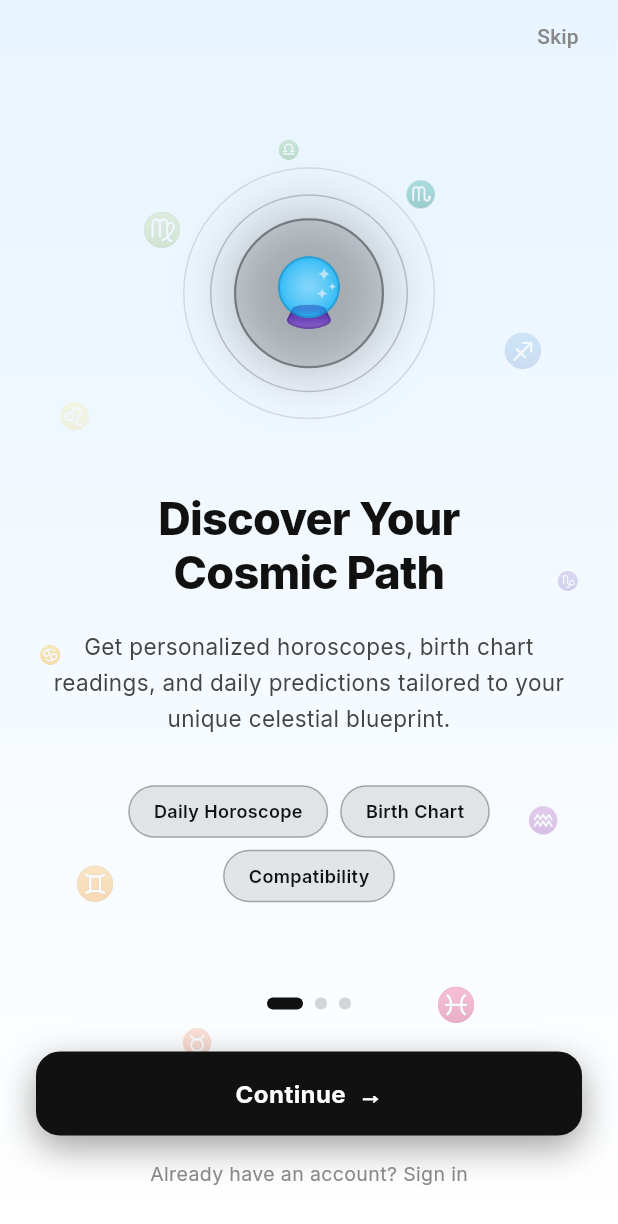
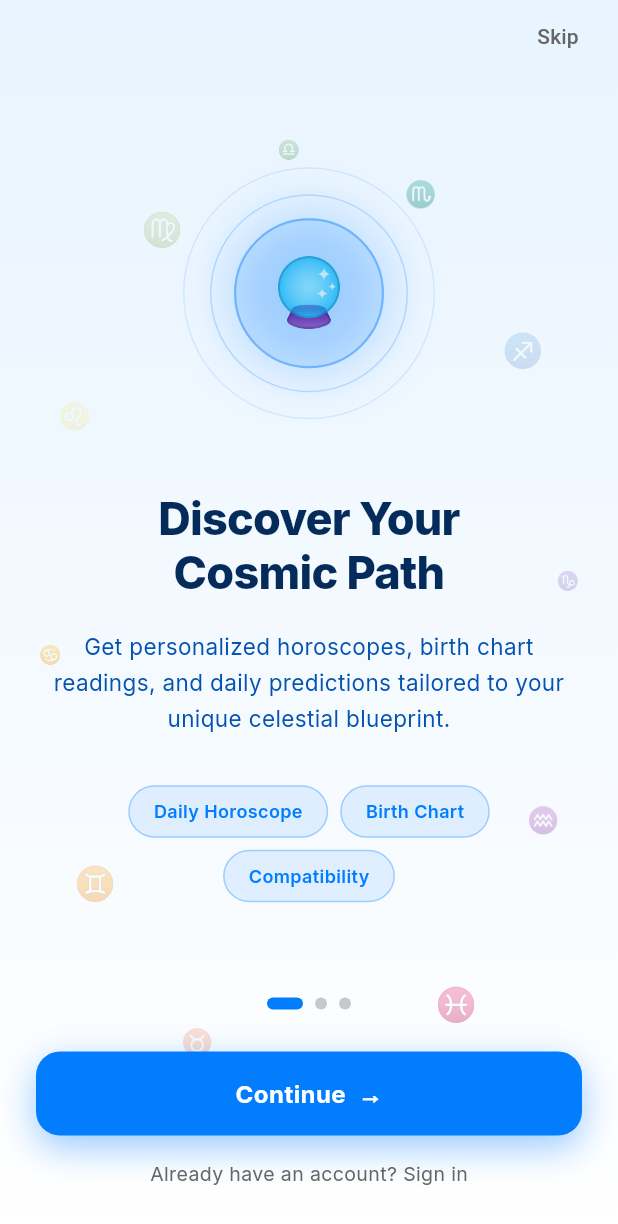
Before and after one commit to grahvarta-cell/grahvartaapp, a Flutter app: the screen it shows after launch, on a phone screen of 412 x 824 dp. Shown: the top 1224 px of the screen. Run offline on Flutter 3.47's test engine with Material 3 defaults, Android fonts, the phone set to English and light mode, and no system bars; our stand-ins replace badges, bloc, equatable, firebase_core, firebase_messaging, flutter_bloc and 11 more; missing offline and left inert: agora_rtc_engine, razorpay_flutter; accounts and stored records are empty.

Commit message:
Revert "fix: replace all blue colors with black in user app light theme"
This reverts commit d79d684384bf077ee191724cb852582806904e52.

```diff
--- a/flutter_app/lib/screens/marketplace/astrologer_profile_screen.dart
+++ b/flutter_app/lib/screens/marketplace/astrologer_profile_screen.dart
@@ -457,7 +457,7 @@ class _AstrologerProfileScreenState extends State<AstrologerProfileScreen>
       const SizedBox(height: 8),
       _AnimatedRateCard(icon: Icons.phone_outlined, label: 'Voice Call', sublabel: 'Audio consultation', rate: a.perMinuteRateCall, color: context.clr.success, delay: 80),
       const SizedBox(height: 8),
-      _AnimatedRateCard(icon: Icons.videocam_outlined, label: 'Video Call', sublabel: 'Face-to-face session', rate: a.perMinuteRateVideo, color: const Color(0xFF111111), delay: 160),
+      _AnimatedRateCard(icon: Icons.videocam_outlined, label: 'Video Call', sublabel: 'Face-to-face session', rate: a.perMinuteRateVideo, color: const Color(0xFF2196F3), delay: 160),
     ]);
   }
 
@@ -506,7 +506,7 @@ class _AstrologerProfileScreenState extends State<AstrologerProfileScreen>
             const SizedBox(width: 10),
             _ConsultIconBtn(
               icon: Icons.videocam_rounded,
-              color: const Color(0xFF111111),
+              color: const Color(0xFF2196F3),
               tooltip: '₹${a.perMinuteRateVideo.toInt()}/min',
               onTap: () => _startConsultation('video'),
             ),
@@ -693,7 +693,7 @@ class _ReviewCardState extends State<_ReviewCard> with SingleTickerProviderState
   @override
   Widget build(BuildContext context) {
     final r = widget.review;
-    final colors = [context.clr.accent, const Color(0xFF9C27B0), const Color(0xFF111111), context.clr.success];
+    final colors = [context.clr.accent, const Color(0xFF9C27B0), const Color(0xFF2196F3), context.clr.success];
     final avatarColor = colors[widget.index % colors.length];
 
     return FadeTransition(
--- a/flutter_app/lib/theme/app_theme.dart
+++ b/flutter_app/lib/theme/app_theme.dart
@@ -21,27 +21,27 @@ class AppColors {
   static const Color success = Color(0xFF43A047);
 }
 
-// Light theme color palette
+// Light theme Flutter color palette
 class LightColors {
   static const Color background = Color(0xFFFFFFFF);
-  static const Color surface = Color(0xFFF5F5F5);
-  static const Color surfaceLight = Color(0xFFEEEEEE);
-  static const Color card = Color(0xFFF8F8F8);
-  static const Color flutterNavy = Color(0xFF111111);
-  static const Color flutterBlue = Color(0xFF333333);
-  static const Color flutterSky = Color(0xFF111111);
+  static const Color surface = Color(0xFFEEF4FF);
+  static const Color surfaceLight = Color(0xFFE5EEFF);
+  static const Color card = Color(0xFFF0F6FF);
+  static const Color flutterNavy = Color(0xFF042B59);
+  static const Color flutterBlue = Color(0xFF0553B1);
+  static const Color flutterSky = Color(0xFF027DFD);
   static const Color red = Color(0xFFF25D50);
   static const Color yellow = Color(0xFFFFF275);
   static const Color purple = Color(0xFF6200EE);
   static const Color green = Color(0xFF1CDAC5);
   static const Color white = Color(0xFFFFFFFF);
-  static const Color textPrimary = Color(0xFF111111);
-  static const Color textSecondary = Color(0xFF444444);
-  static const Color textMuted = Color(0xFF888888);
-  static const Color border = Color(0xFFDDDDDD);
-  static const Color divider = Color(0xFFE8E8E8);
+  static const Color textPrimary = Color(0xFF042B59);
+  static const Color textSecondary = Color(0xFF0553B1);
+  static const Color textMuted = Color(0xFF666666);
+  static const Color border = Color(0xFFC8D8F0);
+  static const Color divider = Color(0xFFD5E5F5);
   static const Color error = Color(0xFFF25D50);
-  static const Color success = Color(0xFF43A047);
+  static const Color success = Color(0xFF1CDAC5);
   static const Color orange = Color(0xFFE8762A);
 }
 
```
Also changed, not shown: flutter_app/lib/screens/marketplace/marketplace_screen.dart (+5 -5 lines).
